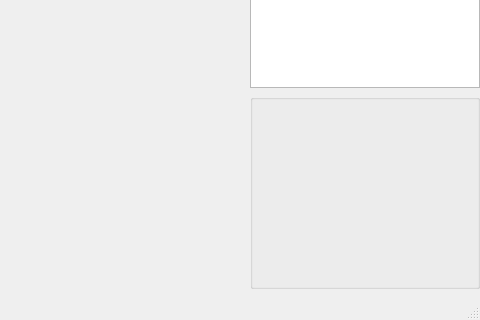
Old version of the form Zwrotomat/Mainwindow.ui in the repository ErySzmyt/Zwrotomat; both pictures show x 677 to 1157 and y 341 to 661 of the 1157 by 661 pixel window.
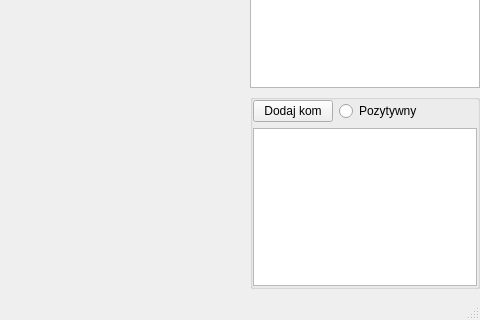
New version of the form. Custom widgets are drawn as their Qt base class.

Diff of the .ui file:
```diff
--- a/Zwrotomat/Mainwindow.ui
+++ b/Zwrotomat/Mainwindow.ui
@@ -58,8 +58,8 @@
         </property>
         <property name="minimumSize">
          <size>
-          <width>95</width>
-          <height>128</height>
+          <width>169</width>
+          <height>207</height>
          </size>
         </property>
         <property name="floating">
@@ -114,7 +114,47 @@
                 <verstretch>1</verstretch>
                </sizepolicy>
               </property>
-              <layout class="QGridLayout" name="gridLayout"/>
+              <layout class="QGridLayout" name="gridLayout">
+               <property name="leftMargin">
+                <number>0</number>
+               </property>
+               <property name="topMargin">
+                <number>0</number>
+               </property>
+               <property name="rightMargin">
+                <number>0</number>
+               </property>
+               <property name="bottomMargin">
+                <number>0</number>
+               </property>
+               <item row="1" column="0">
+                <widget class="QListWidget" name="listWidget"/>
+               </item>
+               <item row="0" column="0">
+                <layout class="QHBoxLayout" name="horizontalLayout_2">
+                 <item>
+                  <widget class="QPushButton" name="addingCommentButton">
+                   <property name="sizePolicy">
+                    <sizepolicy hsizetype="Maximum" vsizetype="Fixed">
+                     <horstretch>0</horstretch>
+                     <verstretch>0</verstretch>
+                    </sizepolicy>
+                   </property>
+                   <property name="text">
+                    <string>Dodaj kom</string>
+                   </property>
+                  </widget>
+                 </item>
+                 <item>
+                  <widget class="QRadioButton" name="radioButton">
+                   <property name="text">
+                    <string>Pozytywny</string>
+                   </property>
+                  </widget>
+                 </item>
+                </layout>
+               </item>
+              </layout>
              </widget>
             </item>
            </layout>
```
